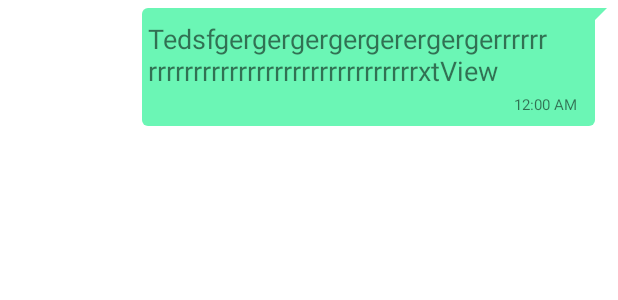
After one commit to AmanKumarMehra/WhatsApp, an Android app: the layout sample_sender.xml on its own in the app's theme, with its tools: preview values and no code run, on a phone screen of 412 x 824 dp. The commit adds this screen. Shown: the top 300 px of the screen. Run offline under Robolectric (Android 15) with nearby library versions, the phone set to English and light mode, and no system bars.

Commit message:
Chatting started!!!

```diff
--- /dev/null
+++ b/app/src/main/res/drawable/bg_sender.xml
@@ -0,0 +1,20 @@
+<?xml version="1.0" encoding="utf-8"?>
+<layer-list xmlns:android="http://schemas.android.com/apk/res/android">
+    <item>
+        <rotate
+            android:fromDegrees="45"
+            android:pivotX="100%"
+            android:pivotY="0%"
+            android:toDegrees="0" >
+            <shape android:shape="rectangle" >
+                <solid android:color="#6BF6B5" />
+            </shape>
+        </rotate>
+    </item>
+    <item android:right="8dp">
+        <shape android:shape="rectangle" >
+            <solid android:color="#6BF6B5" />
+            <corners android:radius="4dp" />
+        </shape>
+    </item>
+</layer-list>
--- /dev/null
+++ b/app/src/main/res/layout/sample_sender.xml
@@ -0,0 +1,59 @@
+<?xml version="1.0" encoding="utf-8"?>
+<RelativeLayout xmlns:android="http://schemas.android.com/apk/res/android"
+    xmlns:tools="http://schemas.android.com/tools"
+    android:layout_width="match_parent"
+    android:layout_height="wrap_content"
+    xmlns:app="http://schemas.android.com/apk/res-auto">
+
+    <androidx.constraintlayout.widget.ConstraintLayout
+        android:layout_width="match_parent"
+        android:layout_height="wrap_content"
+
+        android:layout_alignParentRight="true"
+        android:layout_marginStart="5dp"
+        android:layout_marginLeft="5dp"
+        android:layout_marginTop="5dp"
+        android:layout_marginEnd="7dp"
+        android:layout_marginRight="7dp"
+        android:background="@drawable/bg_sender"
+        android:maxWidth="310dp"
+        android:maxHeight="400dp"
+        android:minHeight="30dp">
+
+        <androidx.constraintlayout.widget.Guideline
+            android:id="@+id/guideline2"
+            android:layout_width="wrap_content"
+            android:layout_height="wrap_content"
+            android:orientation="vertical"
+            app:layout_constraintGuide_end="16dp" />
+
+        <TextView
+            android:id="@+id/senderText"
+            android:layout_width="wrap_content"
+            android:layout_height="wrap_content"
+            android:layout_marginTop="8dp"
+            android:layout_marginLeft="4dp"
+            android:layout_marginRight="16dp"
+            android:layout_marginBottom="3dp"
+            android:text="TedsfgergergergergerergergerrrrrrrrrrrrrrrrrrrrrrrrrrrrrrrrrrrrxtView"
+            android:textSize="18sp"
+            app:layout_constraintBottom_toTopOf="@+id/senderTime"
+            app:layout_constraintStart_toStartOf="parent"
+            app:layout_constraintTop_toTopOf="parent"
+            android:maxWidth="270dp"
+            android:minWidth="50dp"/>
+
+        <TextView
+            android:id="@+id/senderTime"
+            android:layout_width="wrap_content"
+            android:layout_height="wrap_content"
+            android:layout_marginBottom="7dp"
+            android:text="12:00 AM"
+            android:textSize="10sp"
+            android:layout_marginRight="4dp"
+            app:layout_constraintBottom_toBottomOf="parent"
+            app:layout_constraintEnd_toStartOf="@+id/guideline2" />
+
+    </androidx.constraintlayout.widget.ConstraintLayout>
+
+</RelativeLayout>
--- a/app/src/main/res/layout/sample_show_user.xml
+++ b/app/src/main/res/layout/sample_show_user.xml
@@ -1,7 +1,7 @@
 <?xml version="1.0" encoding="utf-8"?>
 <LinearLayout xmlns:android="http://schemas.android.com/apk/res/android"
     android:layout_width="match_parent"
-    android:layout_height="match_parent"
+    android:layout_height="wrap_content"
     android:orientation="horizontal">
 
     <de.hdodenhof.circleimageview.CircleImageView
@@ -17,7 +17,7 @@
 
     <LinearLayout
         android:layout_width="match_parent"
-        android:layout_height="96dp"
+        android:layout_height="match_parent"
         android:orientation="vertical"
         android:gravity="center">
 
```
Also changed, not shown: app/src/main/AndroidManifest.xml (+7 -3 lines), app/src/main/java/com/example/whatsapp/Adapters/ChatAdapter.java (added, +96 -0 lines), app/src/main/java/com/example/whatsapp/ChatDetailActivity.java (+78 -1 lines), app/src/main/java/com/example/whatsapp/Models/MessageModel.java (added, +45 -0 lines), app/src/main/res/drawable/bg_receiver.xml (added, +20 -0 lines), app/src/main/res/layout/sample_receiver.xml (added, +48 -0 lines).
